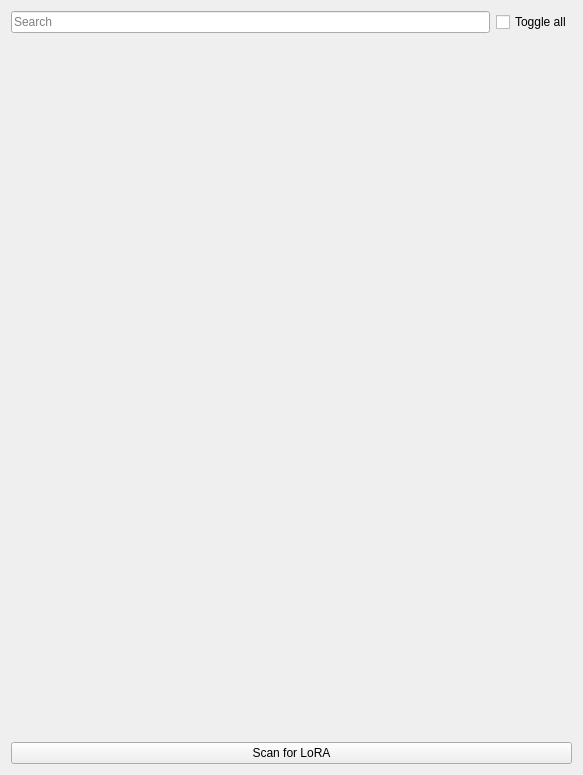
Capsize-Games/airunner, file src/airunner/widgets/lora/templates/lora_container.ui: the form before one commit.
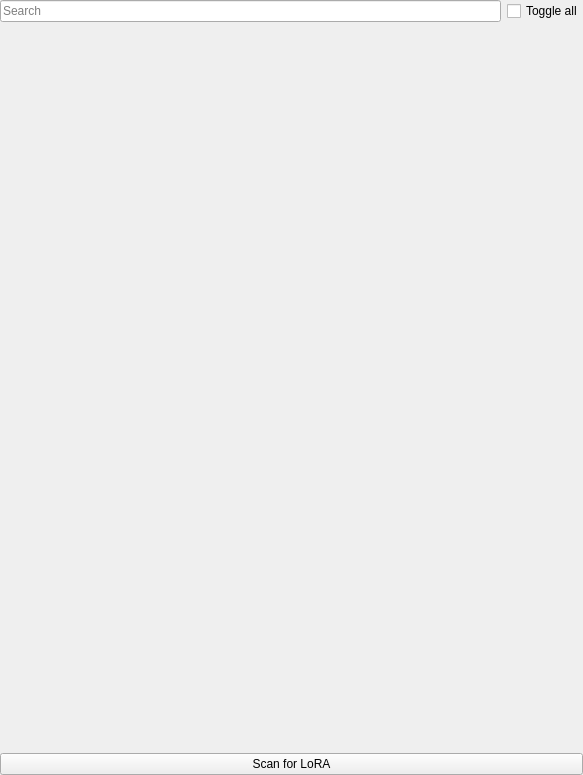
The form after the commit.

What changed in the file:
```diff
--- a/src/airunner/widgets/lora/templates/lora_container.ui
+++ b/src/airunner/widgets/lora/templates/lora_container.ui
@@ -14,6 +14,18 @@
    <string>Form</string>
   </property>
   <layout class="QGridLayout" name="gridLayout">
+   <property name="leftMargin">
+    <number>0</number>
+   </property>
+   <property name="topMargin">
+    <number>0</number>
+   </property>
+   <property name="rightMargin">
+    <number>0</number>
+   </property>
+   <property name="bottomMargin">
+    <number>0</number>
+   </property>
    <item row="0" column="0" colspan="2">
     <layout class="QHBoxLayout" name="horizontalLayout">
      <item>
@@ -64,11 +76,24 @@
        <rect>
         <x>0</x>
         <y>0</y>
-        <width>559</width>
-        <height>693</height>
+        <width>577</width>
+        <height>711</height>
        </rect>
       </property>
-      <layout class="QGridLayout" name="gridLayout_2"/>
+      <layout class="QGridLayout" name="gridLayout_2">
+       <property name="leftMargin">
+        <number>0</number>
+       </property>
+       <property name="topMargin">
+        <number>0</number>
+       </property>
+       <property name="rightMargin">
+        <number>0</number>
+       </property>
+       <property name="bottomMargin">
+        <number>0</number>
+       </property>
+      </layout>
      </widget>
     </widget>
    </item>
```
Left out of the diff: 4 changed lines with no effect on the pictures.
